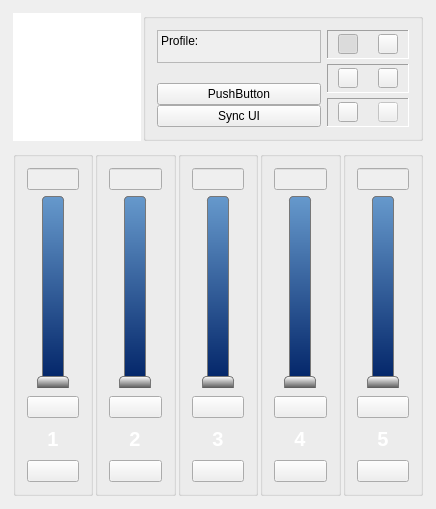
The window that gui_mainwindow.ui (Shub77/phoebetria-code) describes before a commit, drawn with Qt 5.
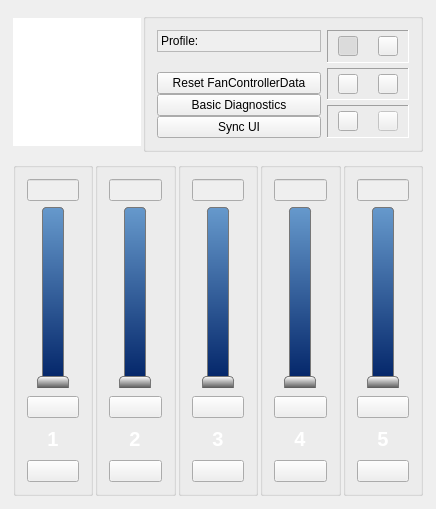
The same window after the commit. Icons and pictures are not drawn.

Diff of the .ui file:
```diff
--- a/gui_mainwindow.ui
+++ b/gui_mainwindow.ui
@@ -139,10 +139,17 @@
                </property>
               </spacer>
              </item>
+             <item>
+              <widget class="QPushButton" name="pushButton_2">
+               <property name="text">
+                <string>Reset FanControllerData</string>
+               </property>
+              </widget>
+             </item>
              <item>
               <widget class="QPushButton" name="pushButton">
                <property name="text">
-                <string>PushButton</string>
+                <string>Basic Diagnostics</string>
                </property>
               </widget>
              </item>
```
